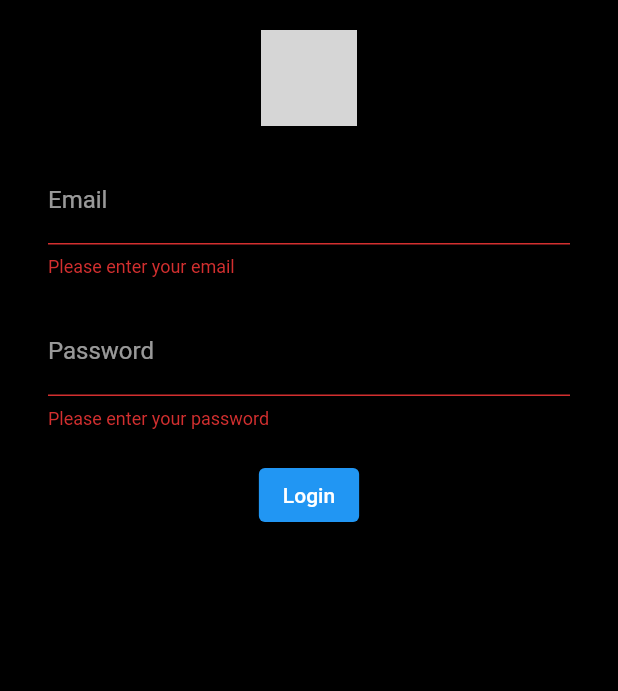
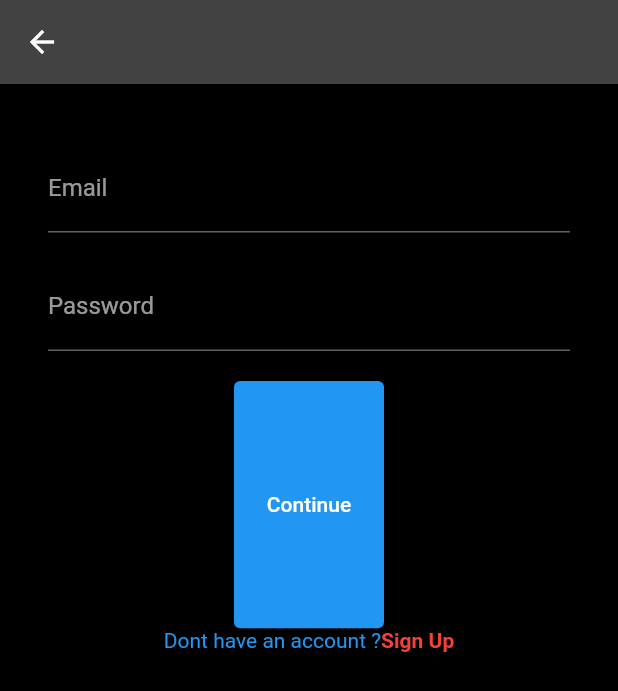
Before and after one commit to izharnjoroge/instagramclone, a Flutter app: the LoginScreen screen opened directly, on a phone screen of 412 x 824 dp. Shown: the top 691 px of the screen. Run offline on Flutter 3.47's test engine with Material 2 defaults, Android fonts, the phone set to English and light mode, and no system bars; our stand-ins replace firebase_core, flutter_svg, gap, get; accounts and stored records are empty; grey boxes are pictures that could not be loaded.

Commit message:
modified:   lib/main.dart modified:   lib/responsive/mobile_screen_layout.dart modified:   lib/responsive/web_screen_layout.dart renamed:    lib/screens/homeScreen.dart -> lib/screens/home_screen.dart renamed:    lib/screens/loginScreen.dart -> lib/screens/login_screen.dart new file:   lib/screens/signup_screen.dart modified:   lib/utils/colors.dart modified:   pubspec.lock modified:   pubspec.yaml

```diff
--- a/lib/main.dart
+++ b/lib/main.dart
@@ -1,13 +1,20 @@
 import 'package:firebase_core/firebase_core.dart';
 import 'package:flutter/material.dart';
+import 'package:flutter/services.dart';
+import 'package:get/get_navigation/src/root/get_material_app.dart';
 import 'package:instagramclone/firebase_options.dart';
 import 'package:instagramclone/responsive/mobile_screen_layout.dart';
 import 'package:instagramclone/responsive/responsive_layout.dart';
 import 'package:instagramclone/responsive/web_screen_layout.dart';
 import 'package:instagramclone/utils/colors.dart';
 
+class NavigationService {
+  static GlobalKey<NavigatorState> navigatorKey = GlobalKey<NavigatorState>();
+}
+
 Future<void> main() async {
   WidgetsFlutterBinding.ensureInitialized();
+  SystemChrome.setPreferredOrientations([DeviceOrientation.portraitUp]);
   await Firebase.initializeApp(options: DefaultFirebaseOptions.currentPlatform);
   runApp(const MyApp());
 }
@@ -17,7 +24,8 @@ class MyApp extends StatelessWidget {
 
   @override
   Widget build(BuildContext context) {
-    return MaterialApp(
+    return GetMaterialApp(
+      navigatorKey: NavigationService.navigatorKey,
       title: 'Instagram Clone',
       debugShowCheckedModeBanner: false,
       theme: ThemeData.dark().copyWith(
--- a/lib/responsive/web_screen_layout.dart
+++ b/lib/responsive/web_screen_layout.dart
@@ -5,7 +5,7 @@ class WebScreenLayout extends StatelessWidget {
 
   @override
   Widget build(BuildContext context) {
-    return Scaffold(
+    return const Scaffold(
       body: Text("Web"),
     );
   }
--- a/lib/screens/loginScreen.dart
+++ b/lib/screens/login_screen.dart
@@ -1,5 +1,9 @@
+import 'package:flutter/gestures.dart';
 import 'package:flutter/material.dart';
+import 'package:flutter_svg/svg.dart';
 import 'package:gap/gap.dart';
+import 'package:get/get.dart';
+import 'package:instagramclone/utils/colors.dart';
 
 class LoginScreen extends StatefulWidget {
   const LoginScreen({Key? key}) : super(key: key);
@@ -19,7 +23,6 @@ class _LoginScreenState extends State<LoginScreen> {
     super.dispose();
   }
 
-  // Validation functions for email and password
   String? validateEmail(String value) {
     if (value.isEmpty) {
       return 'Please enter your email';
@@ -42,7 +45,11 @@ class _LoginScreenState extends State<LoginScreen> {
 
   @override
   Widget build(BuildContext context) {
+    Size size = MediaQuery.of(context).size;
     return Scaffold(
+      appBar: AppBar(
+        automaticallyImplyLeading: true,
+      ),
       body: SafeArea(
         child: Container(
           padding: const EdgeInsets.symmetric(horizontal: 32),
@@ -51,57 +58,74 @@ class _LoginScreenState extends State<LoginScreen> {
             crossAxisAlignment: CrossAxisAlignment.center,
             children: [
               const Gap(20),
-              Image.asset(
-                'assets/ic_instagram.png', // Replace with your image path
-                color: Colors.blue, // Change the color if needed
-                height: 64,
-              ),
+              // SvgPicture.asset(
+              //   'assets/ic_instagram.png',
+              //   color: Colors.blue,
+              //   height: 64,
+              // ),
               const Gap(20),
               TextFormField(
                 controller: _emailController,
-                decoration: InputDecoration(
+                decoration: const InputDecoration(
                   labelText: 'Email',
                   hintText: 'Enter your email',
-                  errorText: validateEmail(_emailController.text),
                 ),
                 keyboardType: TextInputType.emailAddress,
                 autovalidateMode: AutovalidateMode.onUserInteraction,
                 validator: (val) {
-                  if (val == null || val.isEmpty) {
-                    return "Please enter valid email";
-                  }
+                  validateEmail(_emailController.text);
                   return null;
                 },
               ),
               const Gap(20),
               TextFormField(
                 controller: _passwordController,
-                decoration: InputDecoration(
+                decoration: const InputDecoration(
                   labelText: 'Password',
                   hintText: 'Enter your password',
-                  errorText: validatePassword(_passwordController.text),
                 ),
                 obscureText: true,
                 autovalidateMode: AutovalidateMode.onUserInteraction,
                 validator: (val) {
-                  if (val == null || val.isEmpty) {
-                    return "Please enter valid email";
-                  }
+                  validatePassword(_passwordController.text);
                   return null;
                 },
               ),
               const Gap(20),
-              ElevatedButton(
+              Row(
+                mainAxisAlignment: MainAxisAlignment.center,
+                children: [
+                  SizedBox(
+                    height: size.height * .2,
+                    width: 100,
+                    child: ElevatedButton(
                       onPressed: () {
-                  // Validate the form
                         if (Form.of(context).validate()) {
-                    // Form is valid, proceed with login logic
                           final email = _emailController.text;
                           final password = _passwordController.text;
-                    // Add your login logic here
                         }
                       },
-                child: const Text('Login'),
+                      child: const Text('Continue'),
+                    ),
+                  ),
+                ],
+              ),
+              RichText(
+                text: TextSpan(
+                    style: const TextStyle(
+                      color: textColor,
+                    ),
+                    children: [
+                      const TextSpan(text: "Dont have an account ?"),
+                      TextSpan(
+                          text: "Sign Up",
+                          style: const TextStyle(
+                              color: Colors.red, fontWeight: FontWeight.bold),
+                          recognizer: TapGestureRecognizer()
+                            ..onTap = () {
+                              Get.to(() => const LoginScreen());
+                            })
+                    ]),
               ),
             ],
           ),
--- a/lib/utils/colors.dart
+++ b/lib/utils/colors.dart
@@ -6,3 +6,4 @@ const mobileSearchColor = Color.fromRGBO(38, 38, 38, 1);
 const blueColor = Color.fromRGBO(0, 149, 246, 1);
 const primaryColor = Colors.white;
 const secondaryColor = Colors.grey;
+const textColor = Colors.blue;
```
Also changed, not shown: lib/responsive/mobile_screen_layout.dart (+48 -2 lines), lib/screens/signup_screen.dart (added, +177 -0 lines), pubspec.yaml (+6 -6 lines), lib/screens/home_screen.dart (renamed from lib/screens/homeScreen.dart), pubspec.lock. Lines whose indentation alone changed are shown as unchanged.
